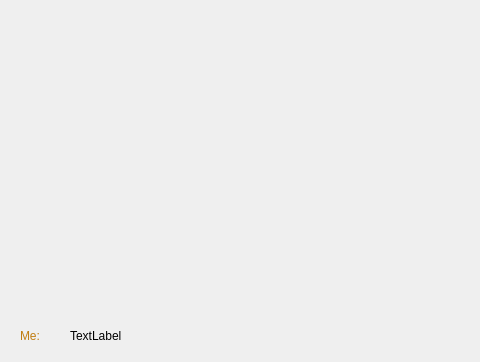
The window that hellapagos/gamewindow.ui (magacevic/Hellapagos) describes before a commit, drawn with Qt 5; both pictures show x 0 to 480 and y 0 to 362 of the 800 by 515 pixel window.
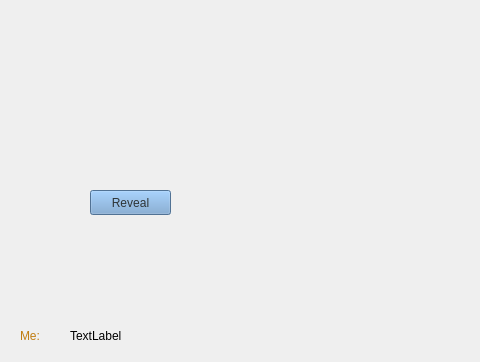
The same window after the commit. The open tabs and pages were chosen to show the change. Icons and pictures are not drawn.

Commit message: weather reveal

Patch:
```diff
--- a/hellapagos/gamewindow.ui
+++ b/hellapagos/gamewindow.ui
@@ -90,6 +90,27 @@
      <string>Me:</string>
     </property>
    </widget>
+   <widget class="QPushButton" name="revealButton">
+    <property name="geometry">
+     <rect>
+      <x>90</x>
+      <y>190</y>
+      <width>81</width>
+      <height>25</height>
+     </rect>
+    </property>
+    <property name="styleSheet">
+     <string notr="true">color: rgb(46, 52, 54);
+border-color: rgb(0, 0, 0);
+border-image: url(:/light-wood-grain-texture_303714-25017.jpg);
+background-color: rgb(114, 159, 207);
+font: 700 italic 14pt &quot;Ubuntu Condensed&quot;;
+</string>
+    </property>
+    <property name="text">
+     <string>Reveal</string>
+    </property>
+   </widget>
   </widget>
   <widget class="QMenuBar" name="menubar">
    <property name="geometry">
```
Left out of the diff: 57 changed lines with no effect on the pictures. The commit also changes 21 other files.
